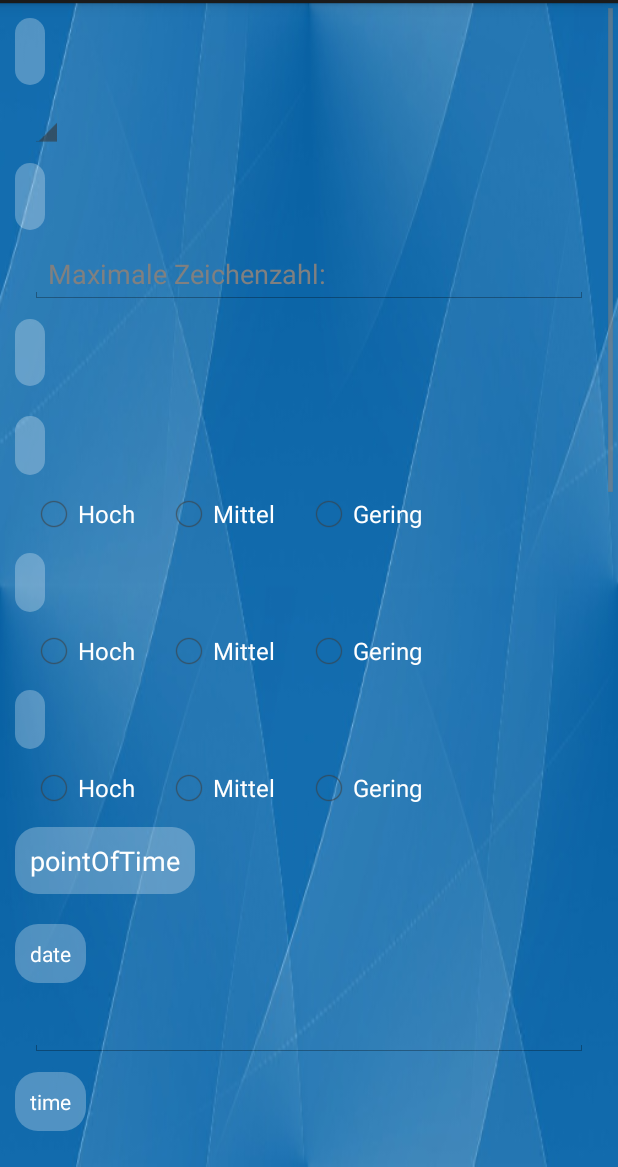
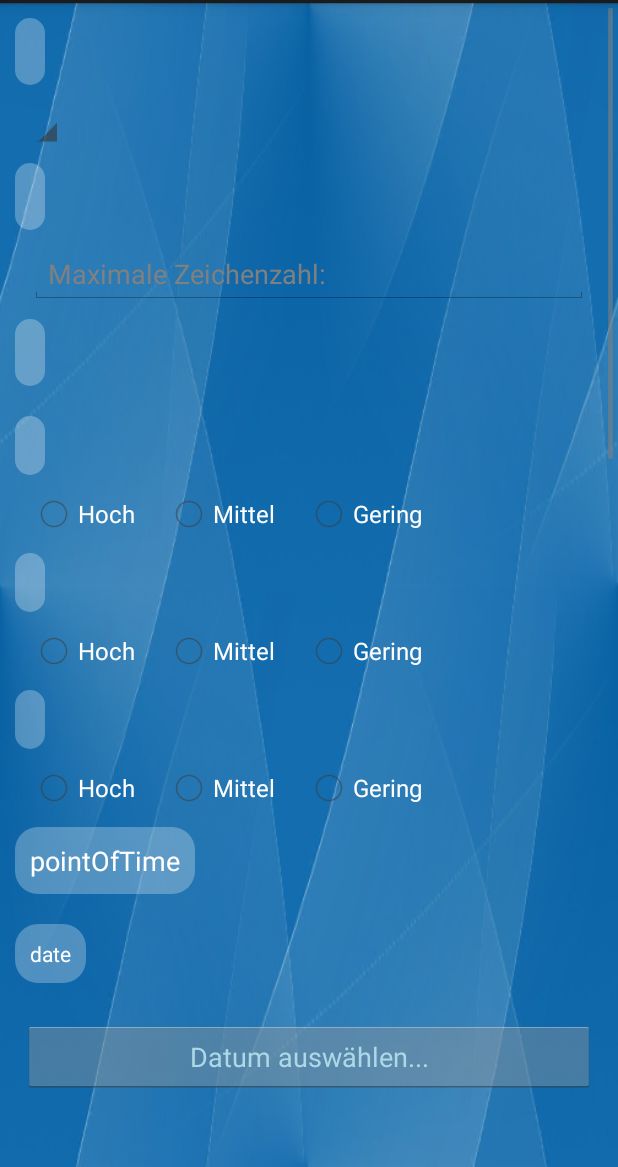
Before and after one commit to JHilsberg/RisikousApp2, an Android app: the fragment QuestionnaireFragment placed in its activity, on a phone screen of 412 x 824 dp, the part 69-1236 px from its top. Run offline under Robolectric (Android 15) with nearby library versions, the phone set to English and light mode, and no system bars; network calls fail; 3 statements that could not run were skipped.

Commit message:
added date- and timepicker in questionaire fragment...

```diff
--- a/app/src/main/java/de/hszg/risikousapp/MainActivity.java
+++ b/app/src/main/java/de/hszg/risikousapp/MainActivity.java
@@ -1,5 +1,6 @@
 package de.hszg.risikousapp;
 
+import android.app.DialogFragment;
 import android.os.Bundle;
 import android.content.res.Configuration;
 import android.support.v4.app.ActionBarDrawerToggle;
@@ -13,6 +14,9 @@ import android.widget.AdapterView;
 import android.widget.AdapterView.OnItemClickListener;
 import android.widget.ArrayAdapter;
 import android.widget.ListView;
+
+import de.hszg.risikousapp.dialogHelper.DatePickerFragment;
+import de.hszg.risikousapp.dialogHelper.TimePickerFragment;
 
 public class MainActivity extends FragmentActivity {
 
@@ -150,5 +154,15 @@ public class MainActivity extends FragmentActivity {
 		mTitle = title;
 		getActionBar().setTitle(mTitle);
 	}
+    public void showDatePickerDialog(View v) {
+
+        DialogFragment newFragment = new DatePickerFragment();
+        newFragment.show(getFragmentManager(), "datePicker");
+    }
+
+    public void showTimePickerDialog(View v){
+        DialogFragment newFragment = new TimePickerFragment();
+        newFragment.show(getFragmentManager(), "datePicker");
+    }
 
 }
--- a/app/src/main/res/layout/fragment_questionnaire.xml
+++ b/app/src/main/res/layout/fragment_questionnaire.xml
@@ -112,20 +112,36 @@
         style="@style/QuestionnaireCaptionsLevel2"
         android:text="@string/date"
         android:id="@+id/date" />
-    <EditText
+    <Button
+        android:layout_width="match_parent"
+        android:layout_height="match_parent"
+        android:text="@string/button_dateChoose"
+        android:layout_margin="15dp"
+        android:id="@+id/dateChoose"
+        android:textColor="#ADD8E6"
+        android:onClick="showDatePickerDialog"/>
+    <TextView
         style="@style/QuestionnaireEdits"
-        android:id="@+id/dateEdit"
-        android:inputType="date"
-        android:ems="10"/>
+        android:id="@+id/dateEdit"/>
+
 
     <TextView
         style="@style/QuestionnaireCaptionsLevel2"
         android:text="@string/time"
-        android:id="@+id/time" />
-    <EditText
+        android:id="@+id/time"/>
+
+    <Button
+        android:layout_width="match_parent"
+        android:layout_height="match_parent"
+        android:text="@string/button_timeChoose"
+        android:id="@+id/timeButton"
+        android:layout_margin="15dp"
+        android:textColor="#ADD8E6"
+        android:onClick="showTimePickerDialog"/>
+
+    <TextView
         style="@style/QuestionnaireEdits"
-        android:id="@+id/timeEdit"
-        android:inputType="datetime"/>
+        android:id="@+id/timeEdit"/>
 
 
     <TextView
@@ -143,6 +159,7 @@
         style="@style/QuestionnaireCaptions"
         android:text="@string/immediateMeasure"
         android:id="@+id/immediateMeasure" />
+
     <EditText
         style="@style/QuestionnaireEdits"
         android:id="@+id/MassnahmeDescriptionEdit"
@@ -154,6 +171,8 @@
         style="@style/QuestionnaireCaptions"
         android:text="@string/consequences"
         android:id="@+id/consequences" />
+
+
     <EditText
         style="@style/QuestionnaireEdits"
         android:id="@+id/consequencesEdit"
--- a/app/src/main/res/values/strings.xml
+++ b/app/src/main/res/values/strings.xml
@@ -46,7 +46,9 @@
     <string name="significance">significance</string>
     <string name="pointOfTime">pointOfTime</string>
     <string name="date">date</string>
+    <string name="button_dateChoose">Datum auswählen...</string>
     <string name="time">time</string>
+    <string name="button_timeChoose">Zeit auswählen</string>
     <string name="location">location</string>
     <string name="immediateMeasure">immediateMeasure</string>
     <string name="consequences">consequences</string>
```
Also changed, not shown: app/src/main/java/de/hszg/risikousapp/QuestionnaireFragment.java (+5 -2 lines).
